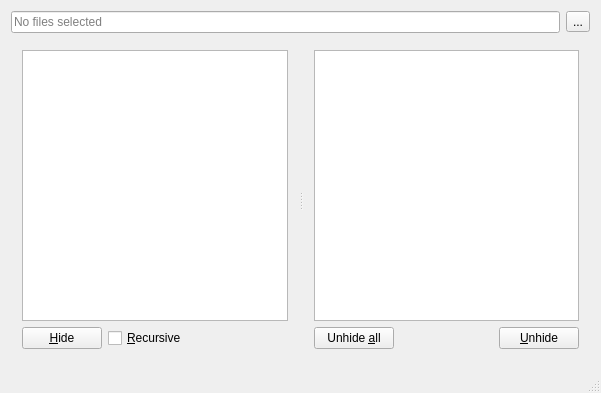
Old version of the form gui/ui/MainWindow.ui in the repository ilammy/honest-filehider.
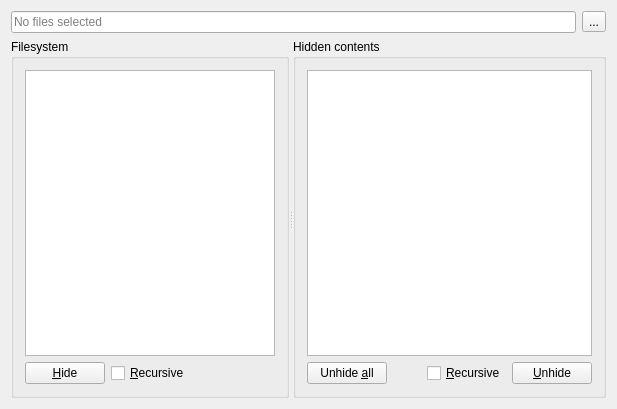
New version of the form.

Diff of the .ui file:
```diff
--- a/gui/ui/MainWindow.ui
+++ b/gui/ui/MainWindow.ui
@@ -6,8 +6,8 @@
    <rect>
     <x>0</x>
     <y>0</y>
-    <width>601</width>
-    <height>393</height>
+    <width>617</width>
+    <height>409</height>
    </rect>
   </property>
   <property name="windowTitle">
@@ -41,10 +41,10 @@
       <property name="orientation">
        <enum>Qt::Horizontal</enum>
       </property>
-      <property name="childrenCollapsible">
-       <bool>false</bool>
-      </property>
-      <widget class="QWidget" name="layoutWidget">
+      <widget class="QGroupBox" name="groupBox_2">
+       <property name="title">
+        <string>Filesystem</string>
+       </property>
        <layout class="QVBoxLayout" name="verticalLayout">
         <item>
          <widget class="QTreeView" name="fs_tree">
@@ -86,7 +86,10 @@
         </item>
        </layout>
       </widget>
-      <widget class="QWidget" name="layoutWidget">
+      <widget class="QGroupBox" name="groupBox">
+       <property name="title">
+        <string>Hidden contents</string>
+       </property>
        <layout class="QVBoxLayout" name="verticalLayout_2">
         <item>
          <widget class="QTreeView" name="hidden_view">
@@ -117,6 +120,13 @@
             </property>
            </spacer>
           </item>
+          <item>
+           <widget class="QCheckBox" name="recursive_unhide_checkbox">
+            <property name="text">
+             <string>&amp;Recursive</string>
+            </property>
+           </widget>
+          </item>
           <item>
            <widget class="QPushButton" name="unhide_button">
             <property name="text">
@@ -132,7 +142,6 @@
     </item>
    </layout>
   </widget>
-  <widget class="QStatusBar" name="statusBar"/>
  </widget>
  <layoutdefault spacing="6" margin="11"/>
  <tabstops>
```
Left out of the diff: 83 changed lines with no effect on the pictures.
